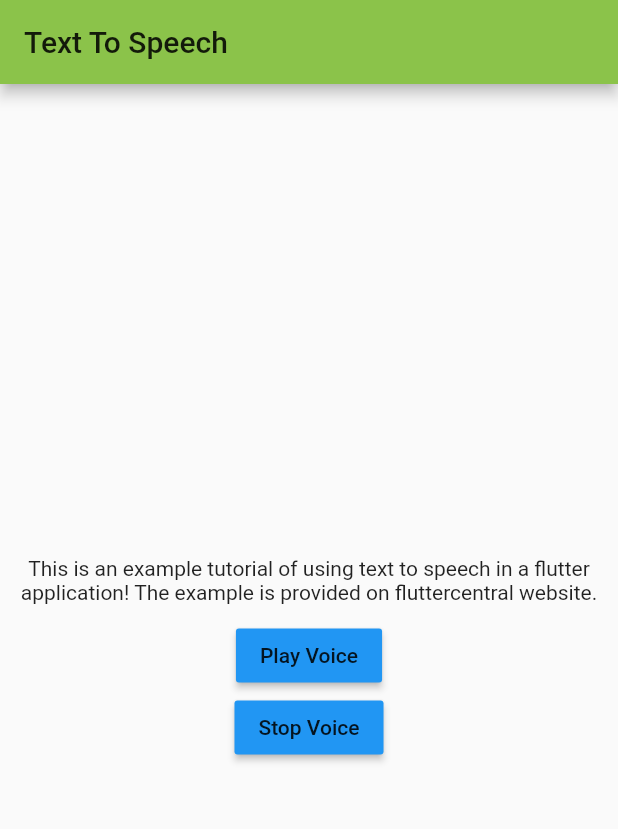
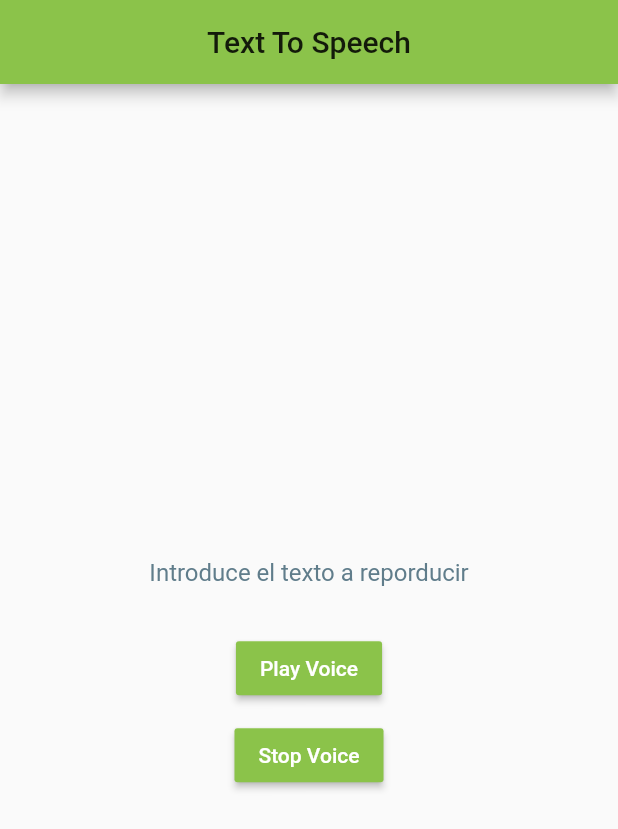
Before and after one commit to xRulo/Text-To-Speech, a Flutter app: the screen it shows after launch, after a tap on "Play Voice", on a phone screen of 412 x 824 dp. Shown: the top 829 px of the screen. Run offline on Flutter 3.47's test engine with Material 2 defaults, Android fonts, the phone set to English and light mode, and no system bars; missing offline and left inert: flutter_text_to_speech.

Commit message:
Cambios colores, añadido textfield para reproducir el texto

```diff
--- a/lib/main.dart
+++ b/lib/main.dart
@@ -29,6 +29,7 @@ class MyHomePage extends StatefulWidget {
 
 class _MyHomePageState extends State<MyHomePage> {
   VoiceController _voiceController;
+  TextEditingController textController = new TextEditingController();
 
   String text =
       'This is an example tutorial of using text to speech in a flutter application! The example is provided on fluttercentral website.';
@@ -49,7 +50,7 @@ class _MyHomePageState extends State<MyHomePage> {
   _playVoice() {
     _voiceController.init().then((_) {
       _voiceController.speak(
-        text,
+        textController.text,
         VoiceControllerOptions(),
       );
     });
@@ -63,29 +64,42 @@ class _MyHomePageState extends State<MyHomePage> {
   Widget build(BuildContext context) {
     return Scaffold(
       appBar: AppBar(
-        title: Text(widget.title),
+        title: Center(child: Text(widget.title)),
       ),
       body: Center(
         child: Column(
           crossAxisAlignment: CrossAxisAlignment.center,
           mainAxisAlignment: MainAxisAlignment.center,
           children: [
-            Text(
-              text,
+            TextField(
+              controller: textController,
               textAlign: TextAlign.center,
+              decoration: InputDecoration(
+                contentPadding: const EdgeInsets.all(20.0),
+                border: InputBorder.none,
+                hintText: 'Introduce el texto a reporducir',
+                hintStyle: TextStyle(color: Colors.blueGrey)
+              ),
             ),
             SizedBox(
               height: 10,
             ),
             RaisedButton(
               onPressed: _playVoice,
-              color: Colors.blue,
+              color: Colors.lightGreen,
               child: Text('Play Voice'),
+              hoverColor: Colors.green,
+              textColor: Colors.white,
+            ),
+            SizedBox(
+              height: 10,
             ),
             RaisedButton(
               onPressed: _stopVoice,
-              color: Colors.blue,
+              color: Colors.lightGreen,
               child: Text('Stop Voice'),
+              hoverColor: Colors.green,
+              textColor: Colors.white,
             ),
           ],
         ),
```
